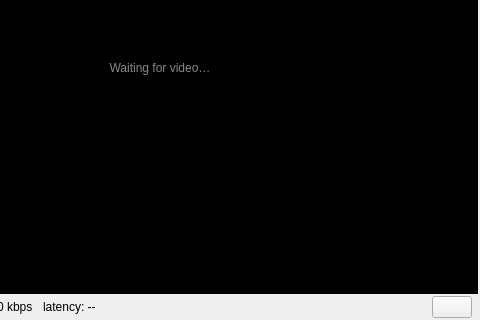
First picture: the form in resources/views/flight/flight_tile.ui, repository TheCoderPerson/automated-drone-image-analysis-tool, before the edit; both pictures show x 160 to 640 and y 160 to 480 of the 640 by 480 pixel window.
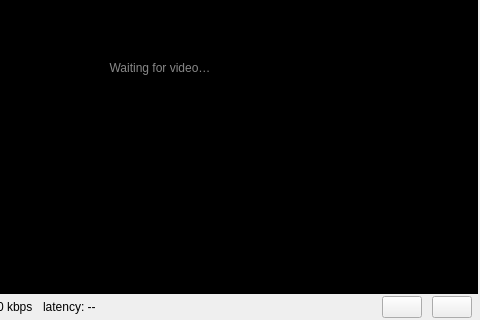
Second picture: the form after the edit.

Commit message: feat(flight): put a play button on the tile once it has a recording

Diff of the .ui file:
```diff
--- a/resources/views/flight/flight_tile.ui
+++ b/resources/views/flight/flight_tile.ui
@@ -139,6 +139,13 @@
         </property>
        </widget>
       </item>
+      <item>
+       <widget class="QPushButton" name="replayButton">
+        <property name="toolTip">
+         <string>Watch this feed's last recording.</string>
+        </property>
+       </widget>
+      </item>
       <item>
        <widget class="QPushButton" name="recordButton">
         <property name="toolTip">
```
The commit also changes 8 other files.
